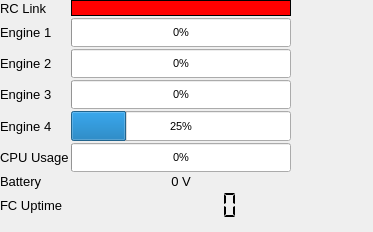
Qt form gcs/ui/systemstatus.ui (lijian8/ahns10) before a commit.
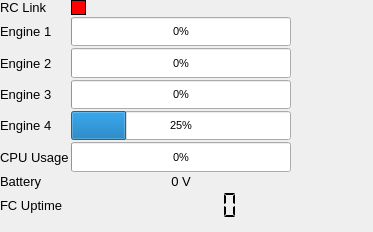
The same form after that commit.

What changed in the file:
```diff
--- a/gcs/ui/systemstatus.ui
+++ b/gcs/ui/systemstatus.ui
@@ -244,21 +244,21 @@
     <item row="0" column="1">
      <widget class="QLabel" name="rclbl">
       <property name="sizePolicy">
-       <sizepolicy hsizetype="Maximum" vsizetype="Maximum">
+       <sizepolicy hsizetype="Fixed" vsizetype="Fixed">
         <horstretch>0</horstretch>
         <verstretch>0</verstretch>
        </sizepolicy>
       </property>
       <property name="minimumSize">
        <size>
-        <width>10</width>
-        <height>10</height>
+        <width>15</width>
+        <height>15</height>
        </size>
       </property>
       <property name="maximumSize">
        <size>
-        <width>1500</width>
-        <height>1500</height>
+        <width>15</width>
+        <height>15</height>
        </size>
       </property>
       <property name="palette">
```
Left out of the diff: 120 changed lines with no effect on the pictures.
